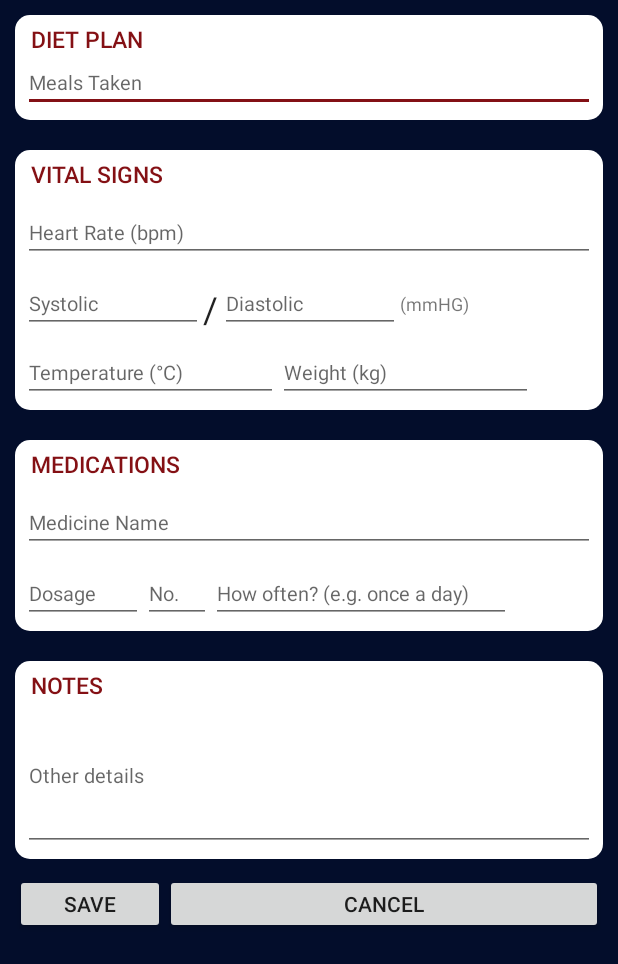
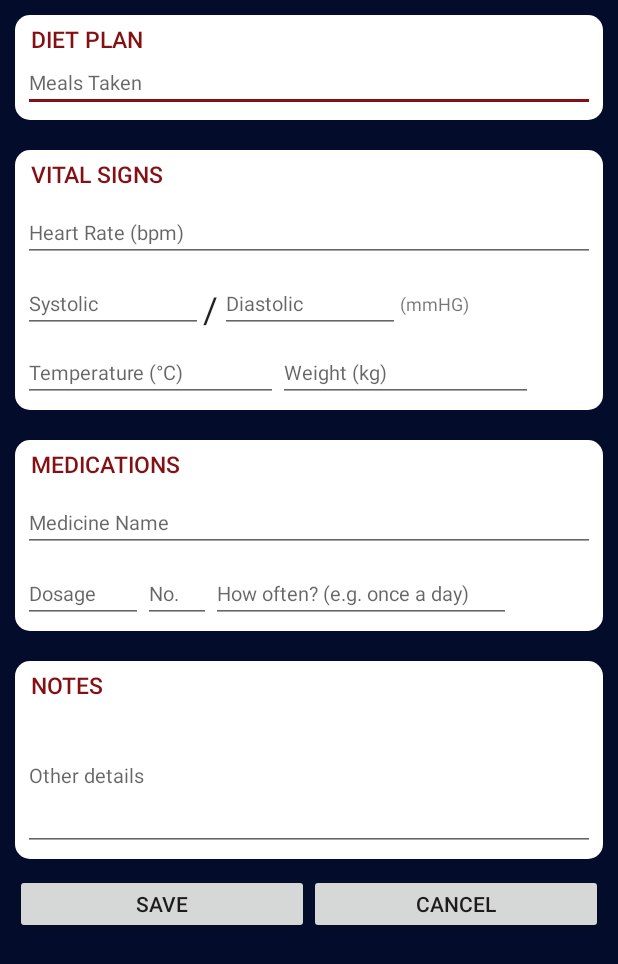
Before and after one commit to kweeleesi/bp-hr-monitor, an Android app: the layout add_journal.xml on its own in the app's theme, with its tools: preview values and no code run, on a phone screen of 412 x 824 dp. Shown: the top 964 px of the screen. Run offline under Robolectric (Android 15) with nearby library versions, the phone set to English and light mode, and no system bars.

Commit message:
journals done

```diff
--- a/HeartRytCare/app/src/main/res/layout/add_journal.xml
+++ b/HeartRytCare/app/src/main/res/layout/add_journal.xml
@@ -224,21 +224,20 @@
             android:paddingRight="10dp">
 
             <FrameLayout
-                android:layout_width="wrap_content"
-                android:layout_height="wrap_content">
+                android:layout_width="100dp"
+                android:layout_height="40dp"
+                android:layout_weight="1">
 
                 <Button
                     android:id="@+id/btn_journalsave"
-                    android:layout_width="100dp"
-                    android:layout_height="40dp"
-                    android:layout_weight="1"
+                    android:layout_width="match_parent"
+                    android:layout_height="match_parent"
                     android:text="@string/save" />
 
                 <Button
                     android:id="@+id/btn_journalupdate"
-                    android:layout_width="100dp"
-                    android:layout_height="40dp"
-                    android:layout_weight="1"
+                    android:layout_width="match_parent"
+                    android:layout_height="match_parent"
                     android:text="@string/update"
                     android:visibility="gone"/>
 
```
Also changed, not shown: HeartRytCare/app/src/main/java/com/example/hp/heartrytcare/fragment/AddJournalFragment.java (+18 -0 lines).
